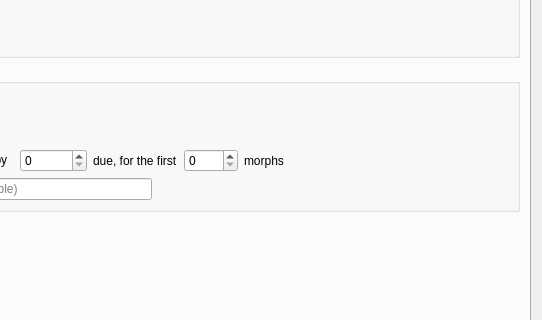
The window that prioritysieve/ui/settings_dialog.ui (travv0/prioritysieve) describes before a commit, drawn with Qt 5; both pictures show x 405 to 947 and y 153 to 473 of the 947 by 587 pixel window.
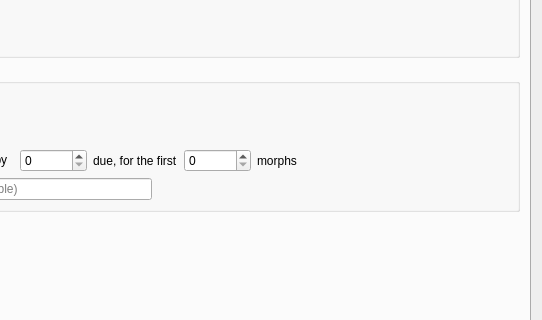
The same window after the commit. The open tabs and pages were chosen to show the change.

Commit message: Raise shift morph cap

```diff
--- a/prioritysieve/ui/settings_dialog.ui
+++ b/prioritysieve/ui/settings_dialog.ui
@@ -1005,7 +1005,7 @@
               <item>
                <widget class="QSpinBox" name="offsetFirstMorphsSpinBox">
                 <property name="maximum">
-                 <number>1000</number>
+                 <number>999999</number>
                 </property>
                </widget>
               </item>
```
The commit also changes 1 other file.
